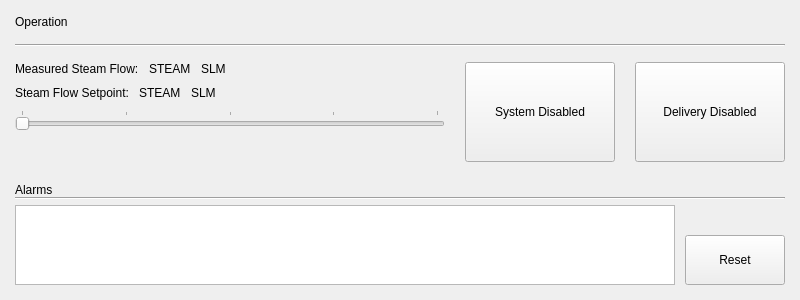
Qt form ui/resources/RunPage_test3.ui (tamdak-dan/rch-steamer) before a commit.
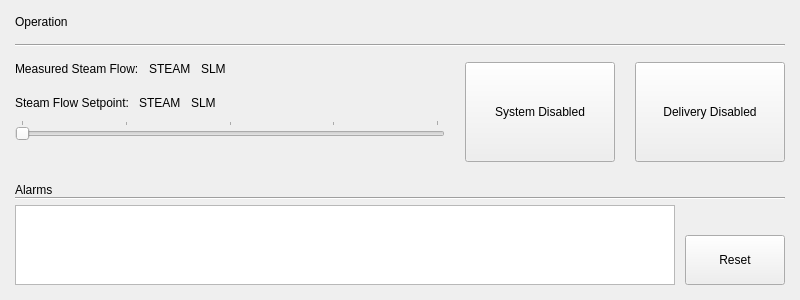
The same form after that commit.

```diff
--- a/ui/resources/RunPage_test3.ui
+++ b/ui/resources/RunPage_test3.ui
@@ -81,6 +81,9 @@
          </property>
          <item>
           <layout class="QHBoxLayout" name="horizontalLayout_2">
+           <property name="bottomMargin">
+            <number>10</number>
+           </property>
            <item>
             <widget class="QLabel" name="label_5">
              <property name="sizePolicy">
```
